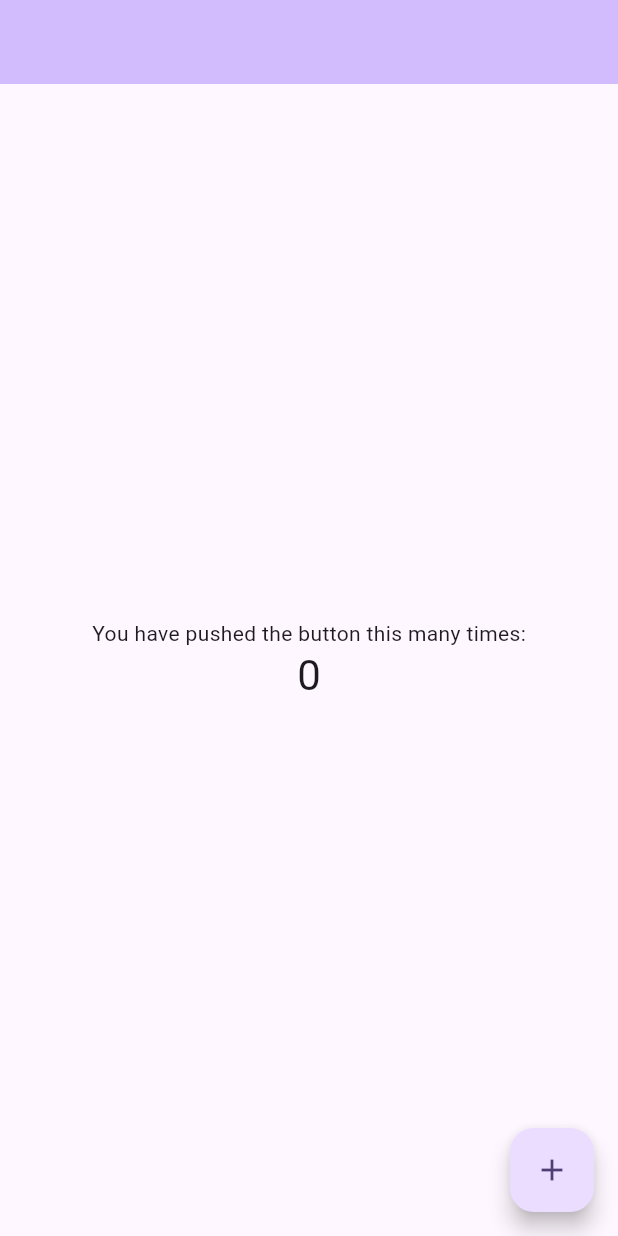
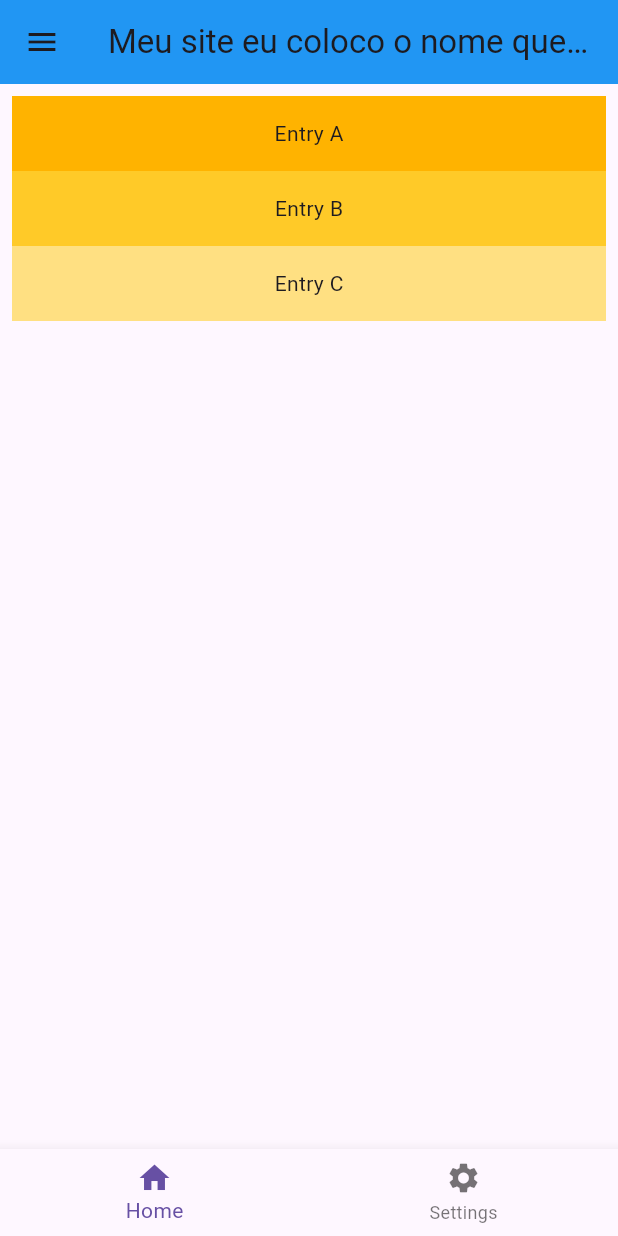
Before and after one commit to MrMorgam/pdm, a Flutter app: the screen it shows after launch, on a phone screen of 412 x 824 dp. Run offline on Flutter 3.47's test engine with Material 3 defaults, Android fonts, the phone set to English and light mode, and no system bars.

Commit message:
Add new features

```diff
--- a/flutter/flutter_project/lib/main.dart
+++ b/flutter/flutter_project/lib/main.dart
@@ -10,57 +10,65 @@ class MyApp extends StatelessWidget {
   @override
   Widget build(BuildContext context) {
     return MaterialApp(
-      title: 'Flutter Demo',
+      title: "MEU SITE EU BOTO O NOME QUE EU QUISER",
       theme: ThemeData(
-        colorScheme: ColorScheme.fromSeed(seedColor: Colors.deepPurple),
-        useMaterial3: true,
+        primarySwatch: Colors.blue,
+        visualDensity: VisualDensity.adaptivePlatformDensity
       ),
-      home: const MyHomePage(title: 'Flutter Demo Home Page'),
+      debugShowCheckedModeBanner: false,
+      home: const MyHomePage()
     );
   }
 }
 
 class MyHomePage extends StatefulWidget {
-  const MyHomePage({super.key, required this.title});
-  final String title;
+  const MyHomePage({super.key});
 
   @override
   State<MyHomePage> createState() => _MyHomePageState();
 }
+final List<String> entries = <String>['A', 'B', 'C'];
+final List<int> colorCodes = <int>[600, 400, 200];
 
 class _MyHomePageState extends State<MyHomePage> {
-  int _counter = 0;
-
-  void _incrementCounter() {
-    setState(() {
-      _counter++;
-    });
-  }
-
   @override
   Widget build(BuildContext context) {
     return Scaffold(
       appBar: AppBar(
-        backgroundColor: Theme.of(context).colorScheme.inversePrimary,
+        title: const Text('Meu site eu coloco o nome que eu quiser'),
+        backgroundColor: Colors.blue,
       ),
-      body: Center(
+      drawer: const Drawer(
         child: Column(
-          mainAxisAlignment: MainAxisAlignment.center,
-          children: <Widget>[
-            const Text(
-              'You have pushed the button this many times:',
-            ),
-            Text(
-              '$_counter',
-              style: Theme.of(context).textTheme.headlineMedium,
-            ),
-          ],
-        ),
+          children: [
+            Text("Tá"),
+            Text("Em"),
+            Text("Chokk?")
+          ]
+        )
       ),
-      floatingActionButton: FloatingActionButton(
-        onPressed: _incrementCounter,
-        tooltip: 'Increment',
-        child: const Icon(Icons.add),
+      body: ListView.builder(
+        padding: const EdgeInsets.all(8),
+        itemCount: entries.length,
+        itemBuilder: (BuildContext context, int index) {
+          return Container(
+              height: 50,
+              color: Colors.amber[colorCodes[index]],
+              child: Center(child: Text('Entry ${entries[index]}'))
+          );
+        }
+      ),
+      bottomNavigationBar: BottomNavigationBar(
+        items: const [
+          BottomNavigationBarItem(
+            icon: Icon(Icons.home),
+            label: "Home"
+          ),
+          BottomNavigationBarItem(
+              icon: Icon(Icons.settings),
+              label: "Settings"
+          )
+        ]
       ),
     );
   }
```
